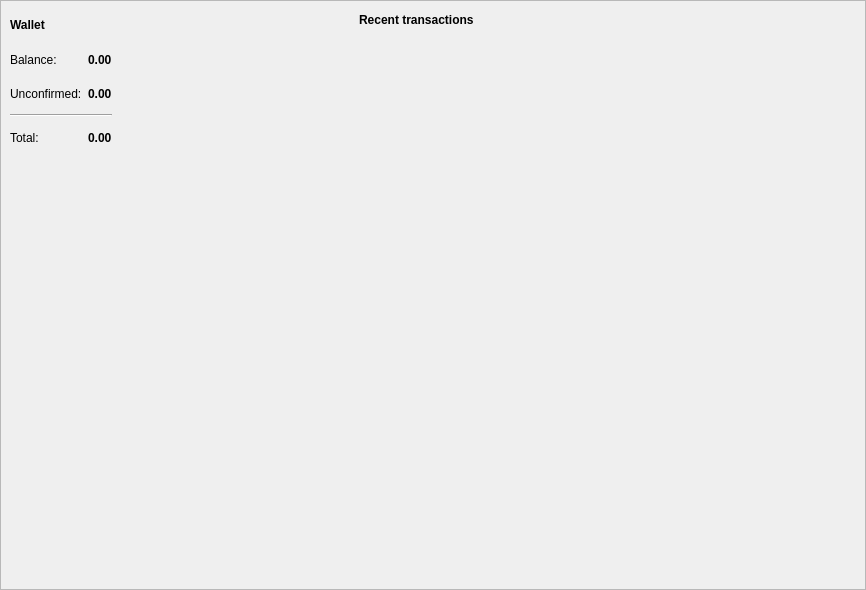
This is src/gui/ui/overviewframe.ui in cryptonotefoundation/cryptonotewallet as Qt 5 draws it before an edit. The edited form follows.
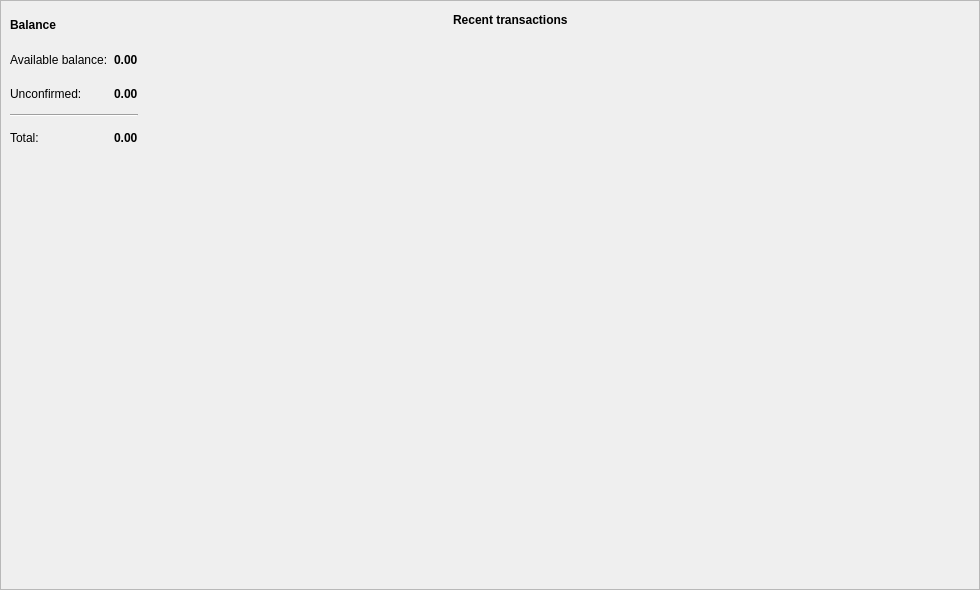
This is the edited form.

What changed in the file:
```diff
--- a/src/gui/ui/overviewframe.ui
+++ b/src/gui/ui/overviewframe.ui
@@ -6,7 +6,7 @@
    <rect>
     <x>0</x>
     <y>0</y>
-    <width>866</width>
+    <width>980</width>
     <height>590</height>
    </rect>
   </property>
@@ -19,7 +19,7 @@
   <property name="frameShadow">
    <enum>QFrame::Raised</enum>
   </property>
-  <layout class="QGridLayout" name="gridLayout" columnstretch="40,60">
+  <layout class="QGridLayout" name="gridLayout" columnstretch="45,55">
    <property name="sizeConstraint">
     <enum>QLayout::SetDefaultConstraint</enum>
    </property>
@@ -111,7 +111,7 @@
          </font>
         </property>
         <property name="text">
-         <string>Wallet</string>
+         <string>Balance</string>
         </property>
        </widget>
       </item>
@@ -125,7 +125,7 @@
       <item row="1" column="0">
        <widget class="QLabel" name="label_2">
         <property name="text">
-         <string>Balance:</string>
+         <string>Available balance:</string>
         </property>
        </widget>
       </item>
```
